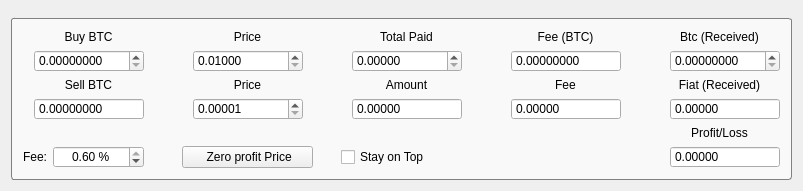
Before: the Qt Designer form src/feecalculator.ui in JulyIghor/QtBitcoinTrader, drawn with Qt 5.
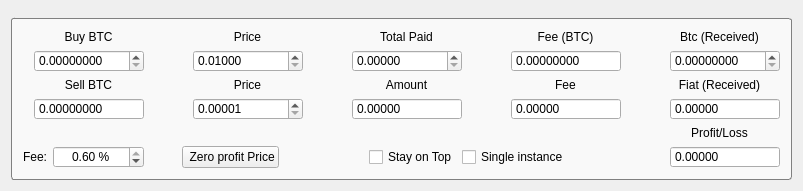
After: the same form once the commit is applied. Icons and pictures are not drawn.

```diff
--- a/src/feecalculator.ui
+++ b/src/feecalculator.ui
@@ -1444,31 +1444,74 @@
         </item>
        </layout>
       </item>
-      <item row="5" column="2">
-       <widget class="QPushButton" name="setZeroProfitButton">
-        <property name="sizePolicy">
-         <sizepolicy hsizetype="Preferred" vsizetype="Fixed">
-          <horstretch>0</horstretch>
-          <verstretch>0</verstretch>
-         </sizepolicy>
+      <item row="5" column="2" colspan="6">
+       <layout class="QHBoxLayout" name="horizontalLayout_2">
+        <property name="spacing">
+         <number>4</number>
         </property>
-        <property name="accessibleName">
-         <string>TR00096</string>
-        </property>
-        <property name="text">
-         <string> Zero profit Price</string>
-        </property>
-       </widget>
-      </item>
-      <item row="5" column="4" colspan="3">
-       <widget class="QCheckBox" name="widgetStaysOnTop">
-        <property name="accessibleName">
-         <string>STAYS_ON_TOP</string>
-        </property>
-        <property name="text">
-         <string>Stay on Top</string>
-        </property>
-       </widget>
+        <item>
+         <widget class="QPushButton" name="setZeroProfitButton">
+          <property name="sizePolicy">
+           <sizepolicy hsizetype="Preferred" vsizetype="Fixed">
+            <horstretch>0</horstretch>
+            <verstretch>0</verstretch>
+           </sizepolicy>
+          </property>
+          <property name="accessibleName">
+           <string>TR00096</string>
+          </property>
+          <property name="text">
+           <string> Zero profit Price</string>
+          </property>
+         </widget>
+        </item>
+        <item>
+         <spacer name="horizontalSpacer">
+          <property name="orientation">
+           <enum>Qt::Horizontal</enum>
+          </property>
+          <property name="sizeHint" stdset="0">
+           <size>
+            <width>0</width>
+            <height>20</height>
+           </size>
+          </property>
+         </spacer>
+        </item>
+        <item>
+         <widget class="QCheckBox" name="widgetStaysOnTop">
+          <property name="accessibleName">
+           <string>STAYS_ON_TOP</string>
+          </property>
+          <property name="text">
+           <string>Stay on Top</string>
+          </property>
+         </widget>
+        </item>
+        <item>
+         <widget class="QCheckBox" name="singleInstance">
+          <property name="accessibleName">
+           <string>FEECALC_SINGLE_INSTANCE</string>
+          </property>
+          <property name="text">
+           <string>Single instance</string>
+          </property>
+         </widget>
+        </item>
+        <item>
+         <spacer name="horizontalSpacer_2">
+          <property name="orientation">
+           <enum>Qt::Horizontal</enum>
+          </property>
+          <property name="sizeHint" stdset="0">
+           <size>
+            <width>0</width>
+            <height>20</height>
+           </size>
+          </property>
+         </spacer>
+        </item>
+       </layout>
       </item>
      </layout>
     </widget>
```
Left out of the diff: 370 changed lines with no effect on the pictures.
